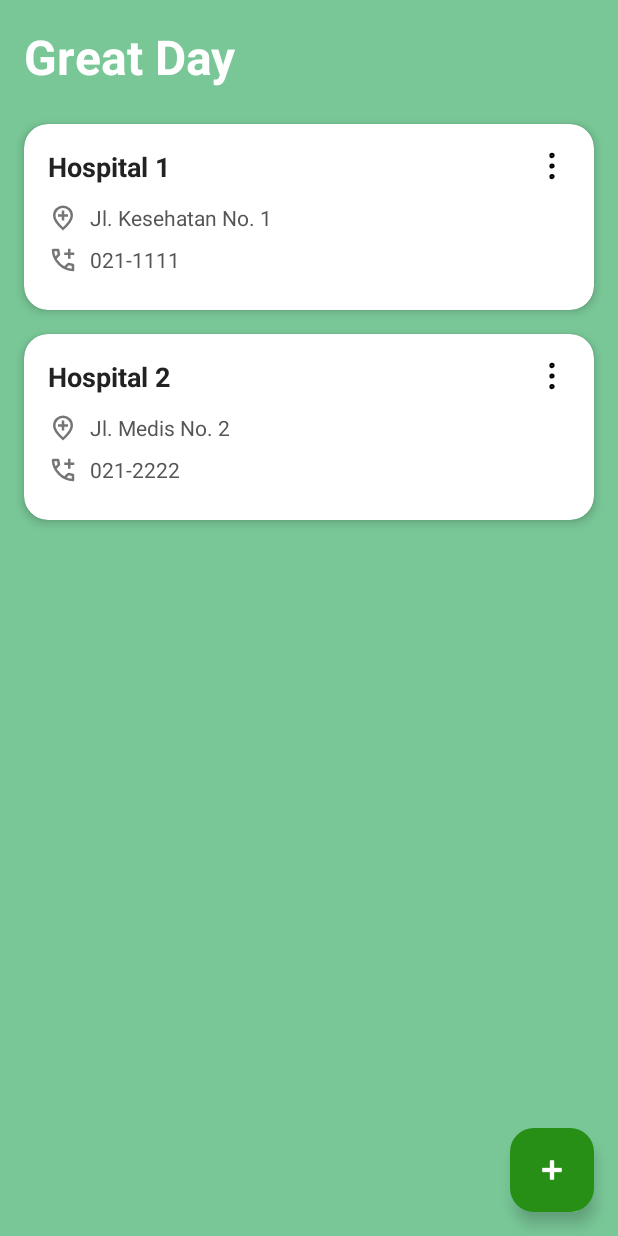
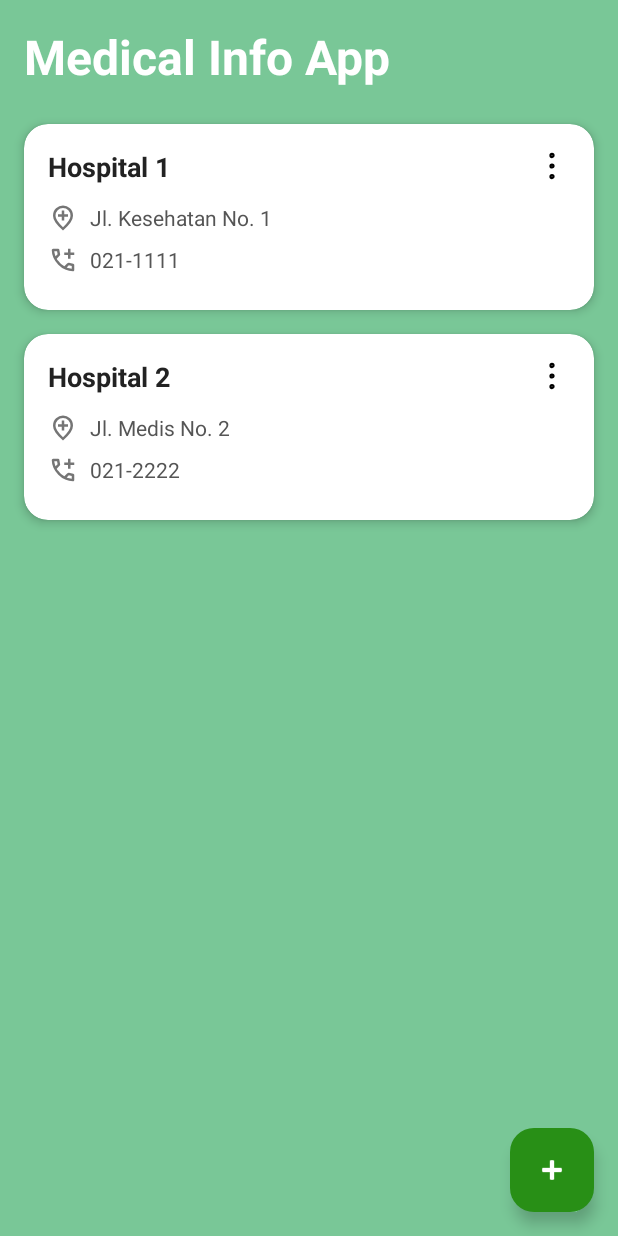
Before and after one commit to fajri-farid/Medical-Info-App, an Android app: the screen it shows after launch (MainActivity), on a phone screen of 412 x 824 dp. Run offline under Robolectric (Android 15) with nearby library versions, the phone set to English and light mode, and no system bars.

Commit message:
refactor: delete file that doesn't needed

```diff
--- a/app/src/main/res/drawable/bg_rounded_top.xml
+++ /dev/null
@@ -1,6 +0,0 @@
-<?xml version="1.0" encoding="utf-8"?>
-<shape xmlns:android="http://schemas.android.com/apk/res/android"
-    android:shape="rectangle">
-    <solid android:color="#FFFFFF" />
-    <corners android:topLeftRadius="16dp" android:topRightRadius="16dp"/>
-</shape>
--- a/app/src/main/res/drawable/ic_delete.xml
+++ /dev/null
@@ -1,9 +0,0 @@
-<vector xmlns:android="http://schemas.android.com/apk/res/android" android:height="24dp" android:viewportHeight="33" android:viewportWidth="33" android:width="24dp">
-
-    <path android:fillColor="#00000000" android:pathData="M26.125,8.25V27.5C26.125,28.229 25.835,28.929 25.319,29.444C24.804,29.96 24.104,30.25 23.375,30.25H9.625C8.896,30.25 8.196,29.96 7.68,29.444C7.165,28.929 6.875,28.229 6.875,27.5V8.25" android:strokeColor="#000000" android:strokeLineCap="round" android:strokeLineJoin="round" android:strokeWidth="2"/>
-
-    <path android:fillColor="#00000000" android:pathData="M4.125,8.25H28.875" android:strokeColor="#000000" android:strokeLineCap="round" android:strokeLineJoin="round" android:strokeWidth="2"/>
-
-    <path android:fillColor="#00000000" android:pathData="M11,8.25V5.5C11,4.771 11.29,4.071 11.806,3.555C12.321,3.04 13.021,2.75 13.75,2.75H19.25C19.979,2.75 20.679,3.04 21.194,3.555C21.71,4.071 22,4.771 22,5.5V8.25" android:strokeColor="#000000" android:strokeLineCap="round" android:strokeLineJoin="round" android:strokeWidth="2"/>
-
-</vector>
--- a/app/src/main/res/drawable/ic_edit.xml
+++ /dev/null
@@ -1,7 +0,0 @@
-<vector xmlns:android="http://schemas.android.com/apk/res/android" android:height="24dp" android:viewportHeight="33" android:viewportWidth="33" android:width="24dp">
-
-    <path android:fillColor="#00000000" android:pathData="M16.5,4.125H6.875C6.146,4.125 5.446,4.415 4.93,4.93C4.415,5.446 4.125,6.146 4.125,6.875V26.125C4.125,26.854 4.415,27.554 4.93,28.069C5.446,28.585 6.146,28.875 6.875,28.875H26.125C26.854,28.875 27.554,28.585 28.069,28.069C28.585,27.554 28.875,26.854 28.875,26.125V16.5" android:strokeColor="#000000" android:strokeLineCap="round" android:strokeLineJoin="round" android:strokeWidth="2"/>
-
-    <path android:fillColor="#00000000" android:pathData="M25.267,3.609C25.814,3.062 26.556,2.755 27.33,2.755C28.103,2.755 28.845,3.062 29.392,3.609C29.939,4.156 30.247,4.898 30.247,5.672C30.247,6.446 29.939,7.187 29.392,7.734L16.999,20.129C16.673,20.455 16.27,20.694 15.826,20.823L11.876,21.978C11.758,22.013 11.632,22.015 11.513,21.984C11.394,21.954 11.285,21.891 11.198,21.804C11.11,21.717 11.048,21.608 11.018,21.489C10.987,21.369 10.989,21.244 11.024,21.126L12.179,17.175C12.309,16.733 12.548,16.33 12.874,16.004L25.267,3.609Z" android:strokeColor="#000000" android:strokeLineCap="round" android:strokeLineJoin="round" android:strokeWidth="2"/>
-
-</vector>
--- a/app/src/main/res/menu/item_menu.xml
+++ /dev/null
@@ -1,15 +0,0 @@
-<?xml version="1.0" encoding="utf-8"?>
-<menu xmlns:android="http://schemas.android.com/apk/res/android"
-    xmlns:app="http://schemas.android.com/apk/res-auto">
-    <item
-        android:id="@+id/action_edit"
-        android:title="Edit"
-        android:icon="@drawable/ic_edit"
-        app:showAsAction="always" />
-
-    <item
-        android:id="@+id/action_delete"
-        android:title="Delete"
-        android:icon="@drawable/ic_delete"
-        app:showAsAction="always" />
-</menu>
--- a/app/src/main/res/values/strings.xml
+++ b/app/src/main/res/values/strings.xml
@@ -2,5 +2,5 @@
     <string name="app_name">Medical Info App</string>
     <!-- TODO: Remove or change this placeholder text -->
     <string name="hello_blank_fragment">Hello blank fragment</string>
-    <string name="app_title">Great Day</string>
+    <string name="app_title">Medical Info App</string>
 </resources>
```
Also changed, not shown: app/src/main/res/layout/bottom_sheet_menu.xml (deleted, +0 -30 lines).
